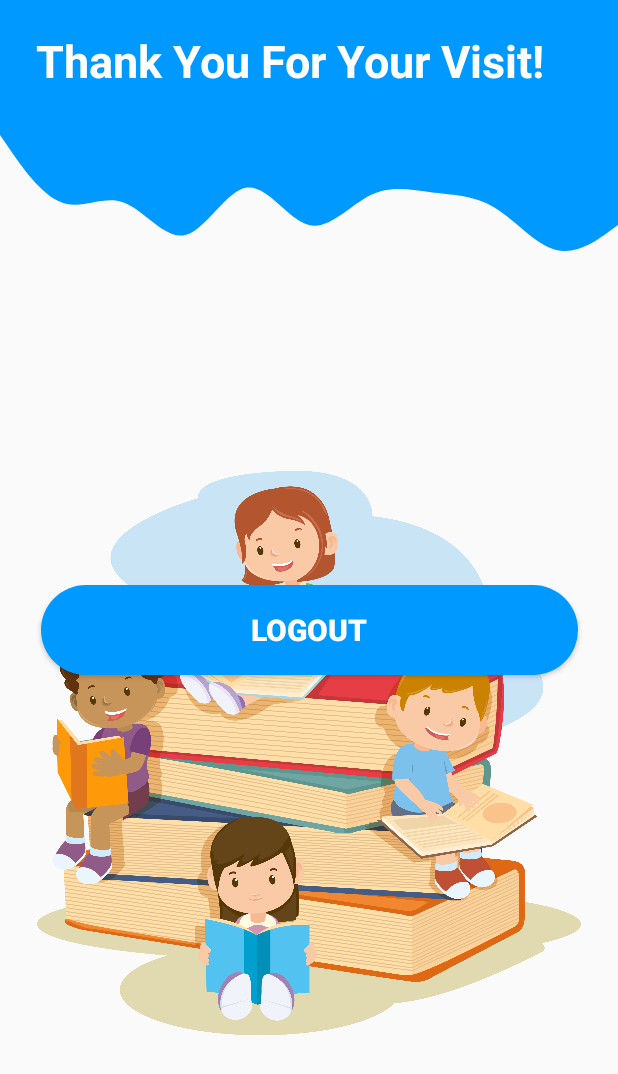
After one commit to koka180600/UIUXAplikasiMobile, an Android app: the LogoutActivity screen opened directly, with no data from a screen before it, on a phone screen of 412 x 824 dp. The commit adds this screen. Shown: the top 1074 px of the screen. Run offline under Robolectric (Android 15) with nearby library versions, the light colour scheme and no system bars.

Commit message:
LogoutActivity

```diff
--- a/app/src/main/AndroidManifest.xml
+++ b/app/src/main/AndroidManifest.xml
@@ -9,6 +9,9 @@
         android:roundIcon="@mipmap/ic_launcher_round"
         android:supportsRtl="true"
         android:theme="@style/Theme.UIUXLogin">
+        <activity
+            android:name=".LogoutActivity"
+            android:exported="true" />
         <activity
             android:name=".DashboardActivity"
             android:exported="true" />
--- /dev/null
+++ b/app/src/main/java/com/example/uiuxlogin/LogoutActivity.java
@@ -0,0 +1,21 @@
+package com.example.uiuxlogin;
+
+import androidx.appcompat.app.AppCompatActivity;
+
+import android.content.Intent;
+import android.os.Bundle;
+import android.view.View;
+import android.widget.Button;
+import android.widget.Toast;
+
+public class LogoutActivity extends AppCompatActivity {
+
+    @Override
+    protected void onCreate(Bundle savedInstanceState) {
+        super.onCreate(savedInstanceState);
+        setContentView(R.layout.activity_logout);
+
+            }
+
+
+    }
--- a/app/src/main/java/com/example/uiuxlogin/MainActivity.java
+++ b/app/src/main/java/com/example/uiuxlogin/MainActivity.java
@@ -18,6 +18,7 @@
             @Override
             public void onClick(View view) {
                 startActivity(new Intent(MainActivity.this, DashboardActivity.class));
+
             }
         });
 
--- /dev/null
+++ b/app/src/main/res/layout/activity_logout.xml
@@ -0,0 +1,69 @@
+<?xml version="1.0" encoding="utf-8"?>
+<androidx.constraintlayout.widget.ConstraintLayout xmlns:android="http://schemas.android.com/apk/res/android"
+    xmlns:app="http://schemas.android.com/apk/res-auto"
+    xmlns:tools="http://schemas.android.com/tools"
+    android:layout_width="match_parent"
+    android:layout_height="match_parent"
+    tools:context=".LogoutActivity">
+
+    <View
+        android:id="@+id/topView"
+        android:layout_width="0dp"
+        android:layout_height="80dp"
+        android:background="@color/biru"
+        app:layout_constraintEnd_toEndOf="parent"
+        app:layout_constraintHorizontal_bias="0.0"
+        app:layout_constraintStart_toStartOf="parent"
+        app:layout_constraintTop_toTopOf="parent" />
+
+    <View
+        android:id="@+id/view2"
+        android:layout_width="0dp"
+        android:layout_height="100dp"
+        android:background="@drawable/ic_wave"
+        app:layout_constraintEnd_toEndOf="parent"
+        app:layout_constraintStart_toStartOf="parent"
+        app:layout_constraintTop_toBottomOf="@+id/topView" />
+
+    <ImageView
+        android:id="@+id/imageView2"
+        android:layout_width="wrap_content"
+        android:layout_height="wrap_content"
+        app:layout_constraintBottom_toBottomOf="parent"
+        app:layout_constraintEnd_toEndOf="parent"
+        app:layout_constraintTop_toBottomOf="@+id/view2"
+        app:srcCompat="@drawable/profile" />
+
+    <TextView
+        android:id="@+id/topText"
+        android:layout_width="0dp"
+        android:layout_height="wrap_content"
+        android:layout_marginStart="24dp"
+        android:layout_marginTop="20dp"
+        android:layout_marginEnd="24dp"
+        android:text="Thank You For Your Visit!"
+        android:textColor="@color/white"
+        android:textSize="30sp"
+        android:textStyle="bold"
+        app:layout_constraintEnd_toEndOf="parent"
+        app:layout_constraintStart_toStartOf="parent"
+        app:layout_constraintTop_toTopOf="@+id/topView" />
+
+    <Button
+        android:id="@+id/logout"
+        android:layout_width="358dp"
+        android:layout_height="60dp"
+        android:layout_marginStart="32dp"
+        android:layout_marginTop="16dp"
+        android:layout_marginEnd="32dp"
+        android:background="@drawable/round_bg"
+        android:text="logout"
+        android:textColor="@color/white"
+        android:textSize="20sp"
+        android:textStyle="bold"
+        app:layout_constraintBottom_toBottomOf="parent"
+        app:layout_constraintEnd_toEndOf="parent"
+        app:layout_constraintStart_toStartOf="parent"
+        app:layout_constraintTop_toTopOf="parent" />
+
+</androidx.constraintlayout.widget.ConstraintLayout>
--- a/app/src/main/res/layout/activity_main.xml
+++ b/app/src/main/res/layout/activity_main.xml
@@ -32,7 +32,7 @@
         app:layout_constraintBottom_toBottomOf="parent"
         app:layout_constraintEnd_toEndOf="parent"
         app:layout_constraintTop_toBottomOf="@+id/view2"
-        app:srcCompat="@drawable/reading" />
+        app:srcCompat="@drawable/profile" />
 
     <TextView
         android:id="@+id/topText"
@@ -40,10 +40,12 @@
         android:layout_height="wrap_content"
         android:layout_marginStart="16dp"
         android:layout_marginTop="36dp"
+        android:layout_marginEnd="16dp"
         android:text="Already Have an Account"
         android:textColor="@color/white"
         android:textSize="30sp"
         android:textStyle="bold"
+        app:layout_constraintEnd_toEndOf="@+id/topView"
         app:layout_constraintStart_toStartOf="@+id/topView"
         app:layout_constraintTop_toTopOf="parent" />
 
```
Also changed, not shown: app/src/main/java/com/example/uiuxlogin/DashboardActivity.java (+13 -1 lines), app/src/main/res/layout/activity_dashboard.xml (+43 -18 lines).
